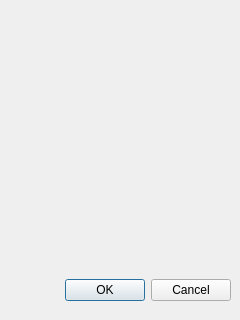
Old version of the form Proj/rotationchooser.ui in the repository TheSawIsTheLaw/ComputerGraphicsCoursework.
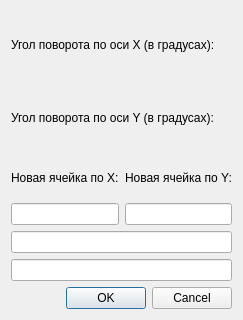
New version of the form.

What changed in the file:
```diff
--- a/Proj/rotationchooser.ui
+++ b/Proj/rotationchooser.ui
@@ -12,15 +12,53 @@
   <property name="windowTitle">
    <string>Dialog</string>
   </property>
+  <layout class="QVBoxLayout" name="verticalLayout">
+   <item>
+    <widget class="QLabel" name="label">
+     <property name="text">
+      <string>Угол поворота по оси X (в градусах):</string>
+     </property>
+    </widget>
+   </item>
+   <item>
+    <widget class="QLabel" name="label_2">
+     <property name="text">
+      <string>Угол поворота по оси Y (в градусах):</string>
+     </property>
+    </widget>
+   </item>
+   <item>
+    <layout class="QGridLayout" name="gridLayout">
+     <item row="1" column="0">
+      <widget class="QLineEdit" name="lineEdit_4"/>
+     </item>
+     <item row="1" column="1">
+      <widget class="QLineEdit" name="lineEdit_3"/>
+     </item>
+     <item row="0" column="0">
+      <widget class="QLabel" name="label_3">
+       <property name="text">
+        <string>Новая ячейка по X:</string>
+       </property>
+      </widget>
+     </item>
+     <item row="0" column="1">
+      <widget class="QLabel" name="label_4">
+       <property name="text">
+        <string>Новая ячейка по Y:</string>
+       </property>
+      </widget>
+     </item>
+    </layout>
+   </item>
+   <item>
+    <widget class="QLineEdit" name="lineEdit"/>
+   </item>
+   <item>
+    <widget class="QLineEdit" name="lineEdit_2"/>
+   </item>
+   <item>
   <widget class="QDialogButtonBox" name="buttonBox">
-   <property name="geometry">
-    <rect>
-     <x>10</x>
-     <y>270</y>
-     <width>221</width>
-     <height>41</height>
-    </rect>
-   </property>
    <property name="orientation">
     <enum>Qt::Horizontal</enum>
    </property>
@@ -28,6 +66,8 @@
     <set>QDialogButtonBox::Cancel|QDialogButtonBox::Ok</set>
    </property>
   </widget>
+   </item>
+  </layout>
  </widget>
  <resources/>
  <connections>
```
Left out of the diff: 1 changed line with no effect on the pictures. Lines whose indentation alone changed are shown as unchanged.
